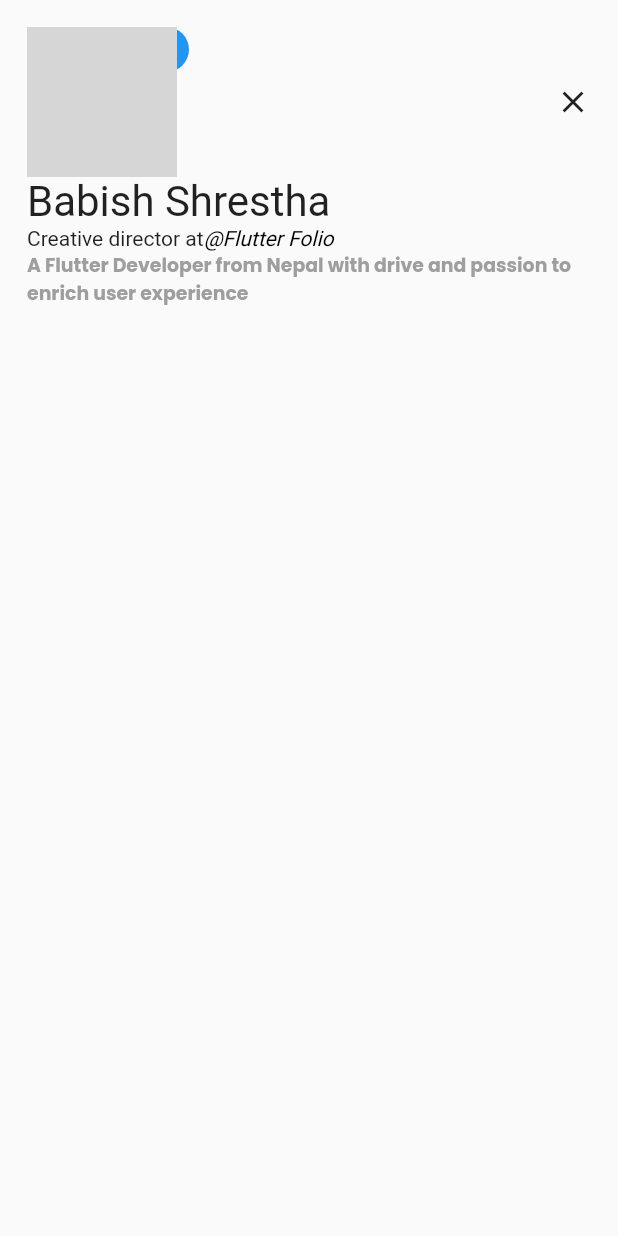
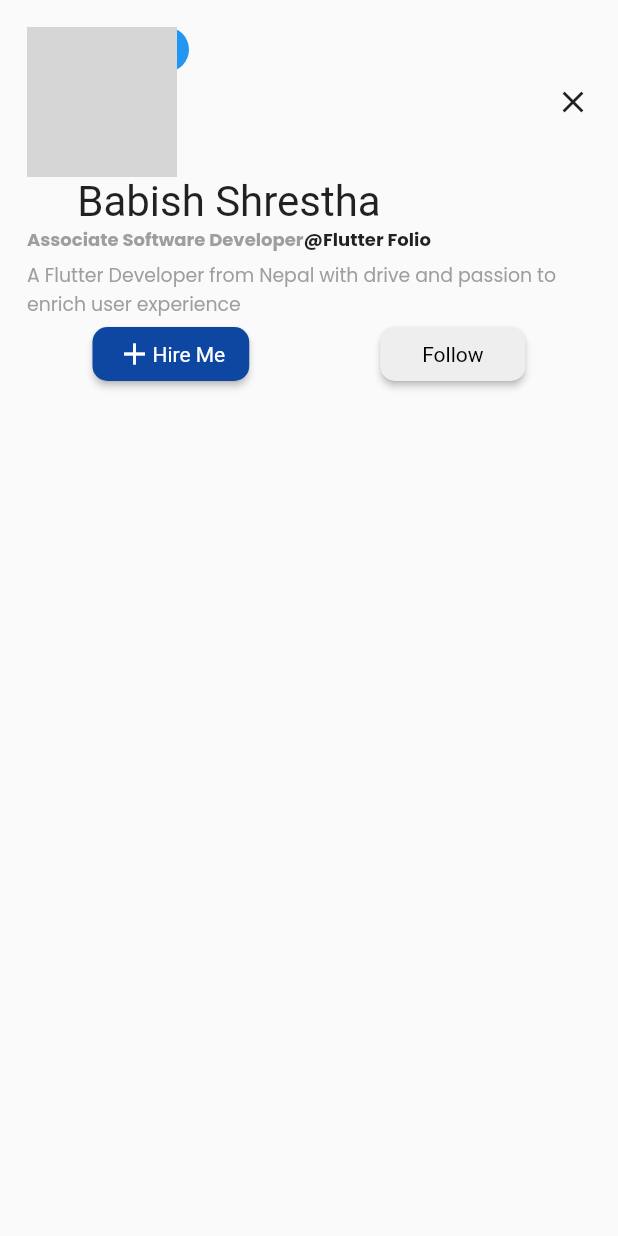
Before and after one commit to BabishShrestha/flutter_folio, a Flutter app: the screen it shows after launch, on a phone screen of 412 x 824 dp. Run offline on Flutter 3.47's test engine with Material 2 defaults, Android fonts, the phone set to English and light mode, and no system bars; our stand-ins replace google_fonts; grey boxes are pictures that could not be loaded.

Commit message:
added buttons UI

```diff
--- a/lib/main.dart
+++ b/lib/main.dart
@@ -36,7 +36,33 @@ class FlutterFolioHome extends StatelessWidget {
           child: Column(
             crossAxisAlignment: CrossAxisAlignment.start,
             children: [
-              Row(
+              const ProfileHeader(),
+              const TextLabel(),
+              const SizedBox(height: 5),
+              Text(
+                'A Flutter Developer from Nepal with drive and passion to enrich user experience',
+                textScaleFactor: MediaQuery.of(context).textScaleFactor * 0.9,
+                style: GoogleFonts.poppins(
+                  color: Colors.grey,
+                ),
+              ),
+              const ButtonPanel(),
+            ],
+          ),
+        ),
+      ),
+    );
+  }
+}
+
+class ProfileHeader extends StatelessWidget {
+  const ProfileHeader({
+    super.key,
+  });
+
+  @override
+  Widget build(BuildContext context) {
+    return Row(
       mainAxisAlignment: MainAxisAlignment.spaceBetween,
       children: [
         Stack(
@@ -71,9 +97,21 @@ class FlutterFolioHome extends StatelessWidget {
         // SizedBox(
         //   width: 180,
         // ),
-                  Icon(Icons.close)
+        const Icon(Icons.close)
       ],
-              ),
+    );
+  }
+}
+
+class TextLabel extends StatelessWidget {
+  const TextLabel({
+    super.key,
+  });
+
+  @override
+  Widget build(BuildContext context) {
+    return Column(
+      children: [
         const Text(
           'Babish Shrestha',
           style: TextStyle(fontFamily: 'Roboto', fontSize: 28),
@@ -81,44 +119,71 @@ class FlutterFolioHome extends StatelessWidget {
           //     fontSize: 28, fontWeight: FontWeight.bold),
         ),
         Row(
+          mainAxisSize: MainAxisSize.min,
           children: [
-                  Text('Creative director at'),
-                  Text('@Flutter Folio',
-                      style: TextStyle(
-                        fontFamily: 'Roboto',
-                        fontStyle: FontStyle.italic,
-                        color: Colors.black,
-                      )),
-                ],
+            Text(
+              'Associate Software Developer',
+              style: GoogleFonts.poppins(
+                  fontSize: 12,
+                  color: Colors.grey,
+                  fontWeight: FontWeight.bold),
             ),
-
-              // Text.rich(
-              //     textScaleFactor: MediaQuery.of(context).textScaleFactor * 0.9,
-              //     const TextSpan(
-              //         text: 'Associate Software Developer ',
-              //         children: [
-              //           TextSpan(
-              //               text: ' @Flutter Folio',
-              //               style: TextStyle(
-              //                 color: Colors.amber,
-              //               )),
-              //         ]),
-              //     style: GoogleFonts.poppins(
-              //         color: Colors.black45, fontWeight: FontWeight.bold)),
-              // const SizedBox(
-              //   height: 10,
-              // ),
-
             Text(
-                'A Flutter Developer from Nepal with drive and passion to enrich user experience',
-                textScaleFactor: MediaQuery.of(context).textScaleFactor * 0.9,
+              '@Flutter Folio',
               style: GoogleFonts.poppins(
-                    color: Colors.grey, fontWeight: FontWeight.bold),
+                  fontSize: 12,
+                  color: Colors.black87,
+                  fontWeight: FontWeight.bold),
             ),
           ],
         ),
-        ),
-      ),
+      ],
     );
   }
 }
+
+class ButtonPanel extends StatelessWidget {
+  const ButtonPanel({
+    super.key,
+  });
+
+  @override
+  Widget build(BuildContext context) {
+    return Row(
+      mainAxisAlignment: MainAxisAlignment.spaceAround,
+      children: [
+        ElevatedButton(
+          style: ElevatedButton.styleFrom(
+              shape: RoundedRectangleBorder(
+                  borderRadius: BorderRadius.circular(10)),
+              backgroundColor: Colors.blue[900]),
+          onPressed: () {},
+          child: Row(
+            mainAxisSize: MainAxisSize.min,
+            children: const [
+              Icon(
+                Icons.add,
+                color: Colors.white,
+              ),
+              Text('Hire Me'),
+            ],
+          ),
+        ),
+        ElevatedButton(
+          style: ElevatedButton.styleFrom(
+              shape: RoundedRectangleBorder(
+                  borderRadius: BorderRadius.circular(10)),
+              backgroundColor: Colors.grey[200]),
+          onPressed: () {},
+          child: Padding(
+            padding: const EdgeInsets.symmetric(horizontal: 12.0),
+            child: const Text(
+              'Follow',
+              style: TextStyle(color: Colors.black),
+            ),
+          ),
+        ),
+      ],
+    );
+  }
+}
```
Lines whose indentation alone changed are shown as unchanged.
